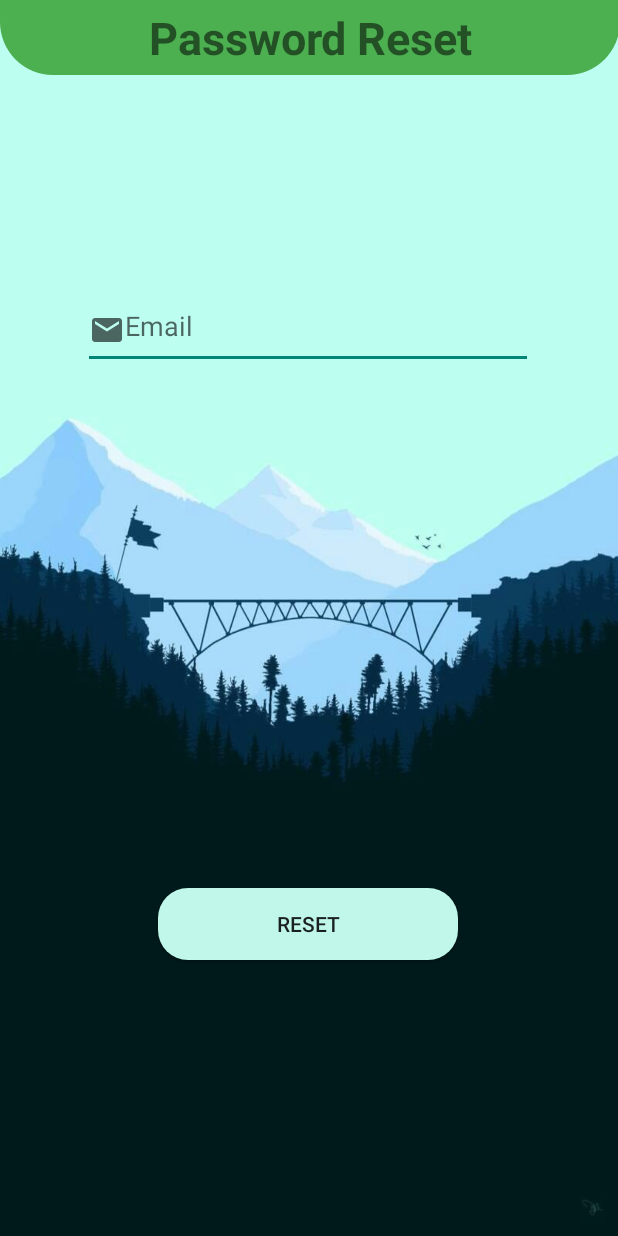
After one commit to ratanpatil212/AmFit, an Android app: the passforgot screen opened directly, with no data from a screen before it, on a phone screen of 412 x 824 dp. The commit adds this screen. Run offline under Robolectric (Android 15) with nearby library versions, the phone set to English and light mode, and no system bars; our stand-ins replace Firebase (no records; nobody signed in at launch, a user with empty details on screens opened directly); Roboto replaces fonts that are not available here.

Commit message:
reset password  functionality added

```diff
--- a/AmFit/app/src/main/AndroidManifest.xml
+++ b/AmFit/app/src/main/AndroidManifest.xml
@@ -12,7 +12,8 @@
         android:roundIcon="@mipmap/ic_launcher_round"
         android:supportsRtl="true"
         android:theme="@style/Theme.AmFit">
-        <activity android:name=".bottomnavigation"></activity>
+        <activity android:name=".passforgot" />
+        <activity android:name=".bottomnavigation" />
         <activity android:name=".MainActivity22" />
         <activity android:name=".wwa" />
         <activity android:name=".wwi" />
@@ -29,7 +30,6 @@
         <activity android:name=".lnuts" />
         <activity android:name=".lfruits" />
         <activity android:name=".lvegetables" />
-        <activity android:name=".dloose_weight" />
         <activity android:name=".Diet" />
         <activity android:name=".covid" />
         <activity android:name=".yoga" />
--- /dev/null
+++ b/AmFit/app/src/main/java/com/example/amfit/passforgot.java
@@ -0,0 +1,81 @@
+package com.example.amfit;
+
+import androidx.annotation.NonNull;
+import androidx.appcompat.app.AppCompatActivity;
+
+
+import android.os.Bundle;
+import android.util.Patterns;
+import android.view.View;
+import android.widget.Button;
+import android.widget.EditText;
+import android.widget.ProgressBar;
+import android.widget.Toast;
+
+import com.google.android.gms.tasks.OnCompleteListener;
+import com.google.android.gms.tasks.Task;
+import com.google.firebase.auth.FirebaseAuth;
+
+import java.util.regex.Pattern;
+
+public class passforgot extends AppCompatActivity {
+
+    private EditText emailedittext;
+    private Button resetbutton;
+    private ProgressBar progressBar;
+
+    FirebaseAuth auth;
+
+    @Override
+    protected void onCreate(Bundle savedInstanceState) {
+        super.onCreate(savedInstanceState);
+        setContentView(R.layout.activity_passforgot);
+
+        emailedittext=(EditText)findViewById(R.id.em);
+        resetbutton=(Button)findViewById(R.id.reset);
+        progressBar=(ProgressBar)findViewById(R.id.progressBar3);
+
+        progressBar.setVisibility(View.INVISIBLE);
+
+        auth=FirebaseAuth.getInstance();
+
+        resetbutton.setOnClickListener(new View.OnClickListener() {
+            @Override
+            public void onClick(View v) {
+
+                resetPassword();
+
+            }
+        });
+    }
+
+    private  void resetPassword(){
+
+        String email = emailedittext.getText().toString().trim();
+        if (email.isEmpty()){
+            emailedittext.setError("Email is required!");
+            emailedittext.requestFocus();
+            return;
+        }
+
+        if (!Patterns.EMAIL_ADDRESS.matcher(email).matches()){
+            emailedittext.setError("Please provide valid Email!");
+            emailedittext.requestFocus();
+            return;
+        }
+
+        progressBar.setVisibility(View.VISIBLE);
+        auth.sendPasswordResetEmail(email).addOnCompleteListener(new OnCompleteListener<Void>() {
+            @Override
+            public void onComplete(@NonNull Task<Void> task) {
+                if(task.isSuccessful()){
+                    Toast.makeText(getApplicationContext(),"Check your Email to reset password",Toast.LENGTH_LONG).show();
+                    progressBar.setVisibility(View.INVISIBLE);
+                }else {
+                    Toast.makeText(getApplicationContext(),"Something went wrong! Try again",Toast.LENGTH_LONG).show();
+                    progressBar.setVisibility(View.INVISIBLE);
+                }
+            }
+        });
+    }
+}
--- a/AmFit/app/src/main/res/layout/activity_login.xml
+++ b/AmFit/app/src/main/res/layout/activity_login.xml
@@ -93,6 +93,7 @@
         android:layout_height="wrap_content"
         android:background="@android:color/transparent"
         android:text="@string/forgot_password"
+        android:textColor="#FFFBFB"
         app:layout_constraintEnd_toEndOf="parent"
         app:layout_constraintStart_toStartOf="parent"
         app:layout_constraintTop_toBottomOf="@+id/Logintoapp" />
--- /dev/null
+++ b/AmFit/app/src/main/res/layout/activity_passforgot.xml
@@ -0,0 +1,70 @@
+<?xml version="1.0" encoding="utf-8"?>
+<androidx.constraintlayout.widget.ConstraintLayout xmlns:android="http://schemas.android.com/apk/res/android"
+    xmlns:app="http://schemas.android.com/apk/res-auto"
+    xmlns:tools="http://schemas.android.com/tools"
+    android:layout_width="match_parent"
+    android:layout_height="match_parent"
+    android:background="@drawable/background3">
+
+
+    <EditText
+        android:id="@+id/em"
+        android:layout_width="300dp"
+        android:layout_height="51dp"
+        android:drawableStart="@drawable/email"
+        android:ems="10"
+        android:gravity="start"
+        android:hint="@string/email"
+        android:inputType="textEmailAddress"
+        android:textColor="@color/white"
+        app:layout_constraintBottom_toBottomOf="parent"
+        app:layout_constraintEnd_toEndOf="parent"
+        app:layout_constraintHorizontal_bias="0.495"
+        app:layout_constraintStart_toStartOf="parent"
+        app:layout_constraintTop_toTopOf="parent"
+        app:layout_constraintVertical_bias="0.252"
+        android:autofillHints="" />
+
+    <Button
+        android:id="@+id/reset"
+        android:layout_width="200dp"
+        android:layout_height="wrap_content"
+        android:background="@drawable/rounded_corners"
+        android:backgroundTint="#C0F7EA"
+        android:text="@string/reset"
+        app:layout_constraintBottom_toBottomOf="parent"
+        app:layout_constraintEnd_toEndOf="parent"
+        app:layout_constraintHorizontal_bias="0.497"
+        app:layout_constraintStart_toStartOf="parent"
+        app:layout_constraintTop_toTopOf="parent"
+        app:layout_constraintVertical_bias="0.763" />
+
+    <ProgressBar
+        android:id="@+id/progressBar3"
+        style="?android:attr/progressBarStyle"
+        android:layout_width="wrap_content"
+        android:layout_height="wrap_content"
+        app:layout_constraintBottom_toBottomOf="parent"
+        app:layout_constraintEnd_toEndOf="parent"
+        app:layout_constraintHorizontal_bias="0.498"
+        app:layout_constraintStart_toStartOf="parent"
+        app:layout_constraintTop_toTopOf="parent"
+        app:layout_constraintVertical_bias="0.371" />
+
+    <TextView
+        android:id="@+id/textView3"
+        android:layout_width="413dp"
+        android:layout_height="50dp"
+        android:gravity="center"
+        android:text="@string/password_reset"
+        android:background="@drawable/dash"
+        android:textSize="30sp"
+        android:textStyle="bold"
+        app:layout_constraintBottom_toBottomOf="parent"
+        app:layout_constraintEnd_toEndOf="parent"
+        app:layout_constraintStart_toStartOf="parent"
+        app:layout_constraintTop_toTopOf="parent"
+        app:layout_constraintVertical_bias="0.0" />
+
+
+</androidx.constraintlayout.widget.ConstraintLayout>
--- a/AmFit/app/src/main/res/values/strings.xml
+++ b/AmFit/app/src/main/res/values/strings.xml
@@ -201,5 +201,8 @@
         2)Intermediate – 3 round of 60 seconds
         3)Advanced – 4 round of 90 seconds
 </string>
+    <string name="password_reset">Password Reset</string>
+    <string name="email">Email</string>
+    <string name="reset">Reset</string>
 
 </resources>
```
Also changed, not shown: AmFit/app/src/main/java/com/example/amfit/Login.java (+10 -1 lines), AmFit/app/src/main/res/layout/activity_contents.xml (+39 -28 lines), AmFit/app/src/main/res/drawable-v24/contentback.jpg (added).
